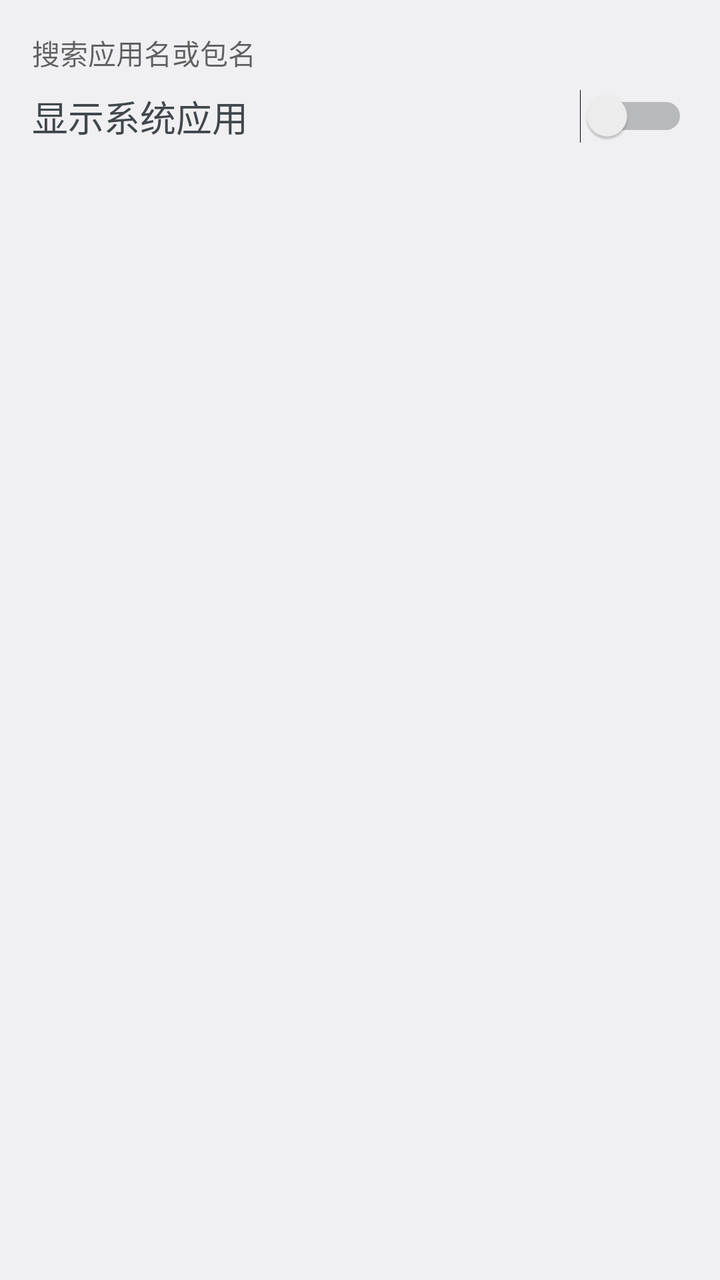
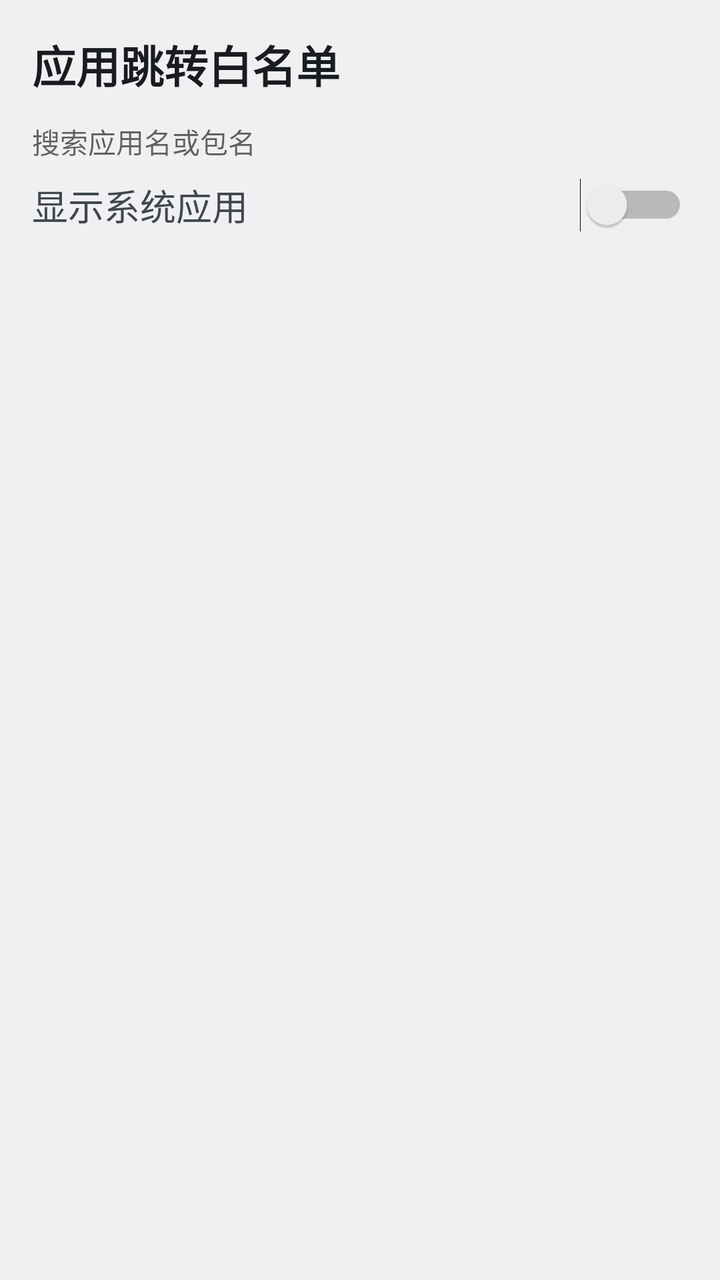

Two renders of the same Android screen: before a commit and after it. Below are the layout's source before the change and the commit's diff.
<!-- AndroidManifest.xml: application theme Theme.OplusJumpAllowlist -->
<!-- res/layout/activity_settings.xml -->
<?xml version="1.0" encoding="utf-8"?>
<LinearLayout xmlns:android="http://schemas.android.com/apk/res/android"
    android:layout_width="match_parent"
    android:layout_height="match_parent"
    android:fitsSystemWindows="true"
    android:orientation="vertical"
    android:padding="16dp">

    <EditText
        android:id="@+id/search_input"
        android:layout_width="match_parent"
        android:layout_height="wrap_content"
        android:hint="@string/search_apps_hint"
        android:imeOptions="actionSearch"
        android:inputType="text"
        android:maxLines="1" />

    <LinearLayout
        android:layout_width="match_parent"
        android:layout_height="wrap_content"
        android:gravity="center_vertical"
        android:orientation="horizontal"
        android:paddingTop="8dp"
        android:paddingBottom="8dp">

        <TextView
            android:layout_width="0dp"
            android:layout_height="wrap_content"
            android:layout_weight="1"
            android:text="@string/show_system_apps"
            android:textAppearance="?android:attr/textAppearanceMedium" />

        <Switch
            android:id="@+id/show_system_apps"
            android:layout_width="wrap_content"
            android:layout_height="wrap_content" />
    </LinearLayout>

    <FrameLayout
        android:layout_width="match_parent"
        android:layout_height="0dp"
        android:layout_weight="1">

        <ListView
            android:id="@+id/app_list"
            android:layout_width="match_parent"
            android:layout_height="match_parent"
            android:divider="?android:attr/listDivider"
            android:dividerHeight="1dp" />

        <TextView
            android:id="@+id/empty_view"
            android:layout_width="match_parent"
            android:layout_height="wrap_content"
            android:layout_gravity="center"
            android:gravity="center"
            android:text="@string/app_list_loading_empty"
            android:textAppearance="?android:attr/textAppearanceMedium"
            android:visibility="gone" />

        <ProgressBar
            android:id="@+id/loading"
            android:layout_width="wrap_content"
            android:layout_height="wrap_content"
            android:layout_gravity="center" />
    </FrameLayout>
</LinearLayout>
<!-- resources referenced by this layout -->
<resources>
  <string name="app_list_loading_empty">正在加载应用列表…</string>
  <string name="search_apps_hint">搜索应用名或包名</string>
  <string name="show_system_apps">显示系统应用</string>
  <style name="Theme.OplusJumpAllowlist" parent="@android:style/Theme.DeviceDefault.Light.NoActionBar" />
</resources>

<!-- the commit's change to res/layout/activity_settings.xml (unified diff, before → after) -->
@@ -5,6 +5,14 @@
     android:fitsSystemWindows="true"
     android:orientation="vertical"
     android:padding="16dp">
+
+    <TextView
+        android:layout_width="match_parent"
+        android:layout_height="wrap_content"
+        android:paddingBottom="12dp"
+        android:text="@string/settings_title"
+        android:textAppearance="?android:attr/textAppearanceLarge"
+        android:textStyle="bold" />
 
     <EditText
         android:id="@+id/search_input"
<!-- resource entries referenced after the edit -->
@@ -2,6 +2,7 @@
 <resources>
   <string name="app_list_loading_empty">正在加载应用列表…</string>
   <string name="search_apps_hint">搜索应用名或包名</string>
+  <string name="settings_title">应用跳转白名单</string>
   <string name="show_system_apps">显示系统应用</string>
   <style name="Theme.OplusJumpAllowlist" parent="@android:style/Theme.DeviceDefault.Light.NoActionBar" />
 </resources>
